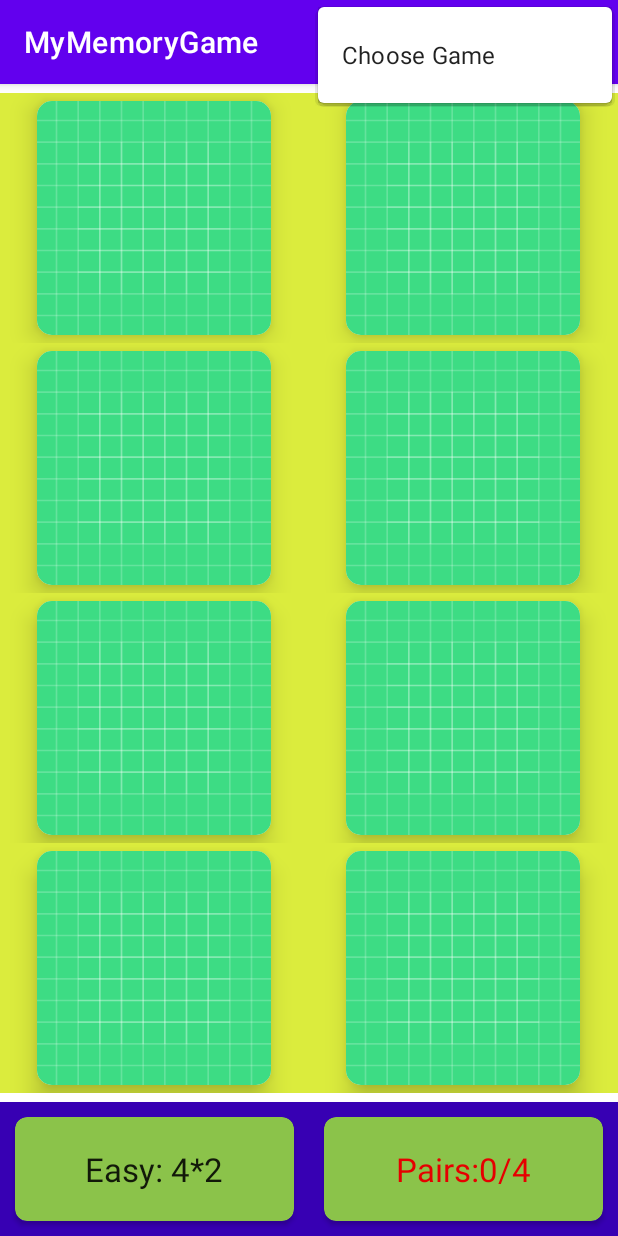
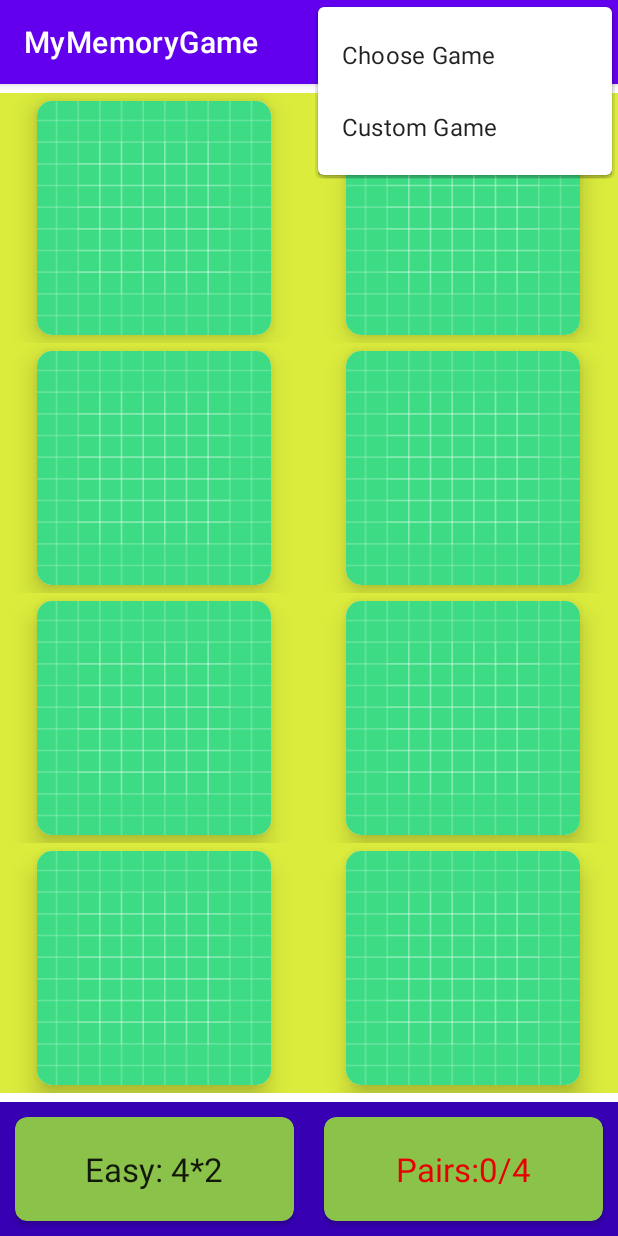
Before and after one commit to arezousohrabvand/MyMemoryGame, an Android app: the screen it shows after launch (MainActivity), with the options menu open, on a phone screen of 412 x 824 dp. Run offline under Robolectric (Android 15) with nearby library versions, the phone set to English and light mode, and no system bars.

Commit message:
Create custom game menu item

```diff
--- a/app/src/main/res/menu/main_menu.xml
+++ b/app/src/main/res/menu/main_menu.xml
@@ -9,5 +9,10 @@
         app:showAsAction="always" />
     <item
         android:id="@+id/size_menu"
-        android:title="Choose Game" />
+        android:title="Choose Game"
+        app:showAsAction="never" />
+    <item
+        android:id="@+id/cutom_menu"
+        android:title="Custom Game"
+        app:showAsAction="never" />
 </menu>
```
